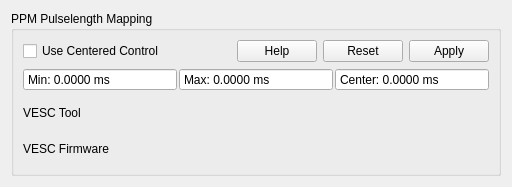
Qt form source/widgets/ppmmap.ui (poommyroboticcamera-netizen/SAT-Motor-Pilot) before a commit.
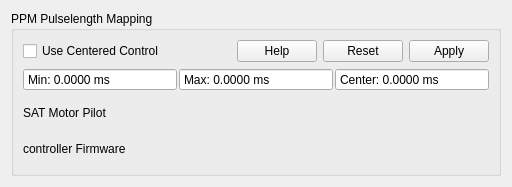
The same form after that commit. Custom widgets are drawn as their Qt base class.

Commit message: Build SAT Motor Pilot company workspace, onboarding and independent application identity

Patch:
```diff
--- a/source/widgets/ppmmap.ui
+++ b/source/widgets/ppmmap.ui
@@ -178,7 +178,7 @@
            <string>VESC Tool preview with the current settings.</string>
           </property>
           <property name="text">
-           <string>VESC Tool</string>
+           <string>SAT Motor Pilot</string>
           </property>
          </widget>
         </item>
@@ -201,7 +201,7 @@
            <string>Current VESC output. Will be updated after writing the app configuration.</string>
           </property>
           <property name="text">
-           <string>VESC Firmware</string>
+           <string>controller Firmware</string>
           </property>
          </widget>
         </item>
```
Left out of the diff: 10 changed lines with no effect on the pictures. The commit also changes 127 other files.
